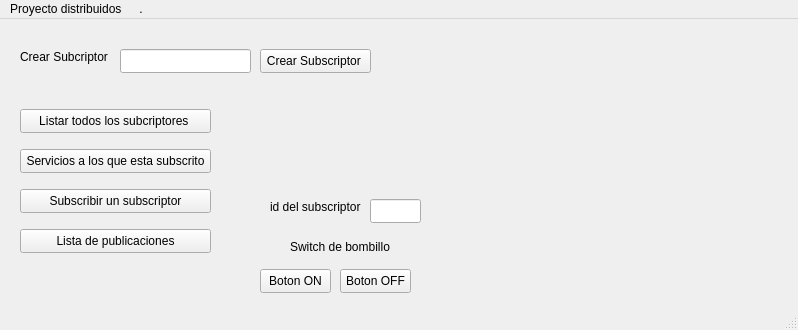
Before: the Qt Designer form cascacs/mainwindow.ui in Lu27656348/InmoticaMQTT, drawn with Qt 5.
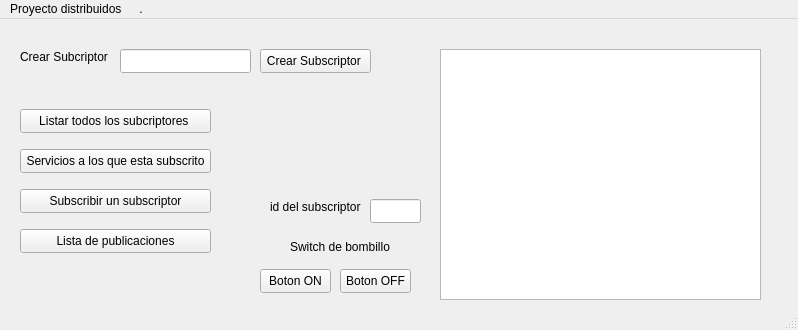
After: the same form once the commit is applied.

Commit message: QTableWidget para publisher_list

```diff
--- a/cascacs/mainwindow.ui
+++ b/cascacs/mainwindow.ui
@@ -164,6 +164,16 @@
      </rect>
     </property>
    </widget>
+   <widget class="QTableWidget" name="publisherTable">
+    <property name="geometry">
+     <rect>
+      <x>440</x>
+      <y>30</y>
+      <width>321</width>
+      <height>251</height>
+     </rect>
+    </property>
+   </widget>
   </widget>
   <widget class="QMenuBar" name="menubar">
    <property name="geometry">
```
Left out of the diff: 2 changed lines with no effect on the pictures. The commit also changes 9 other files.
